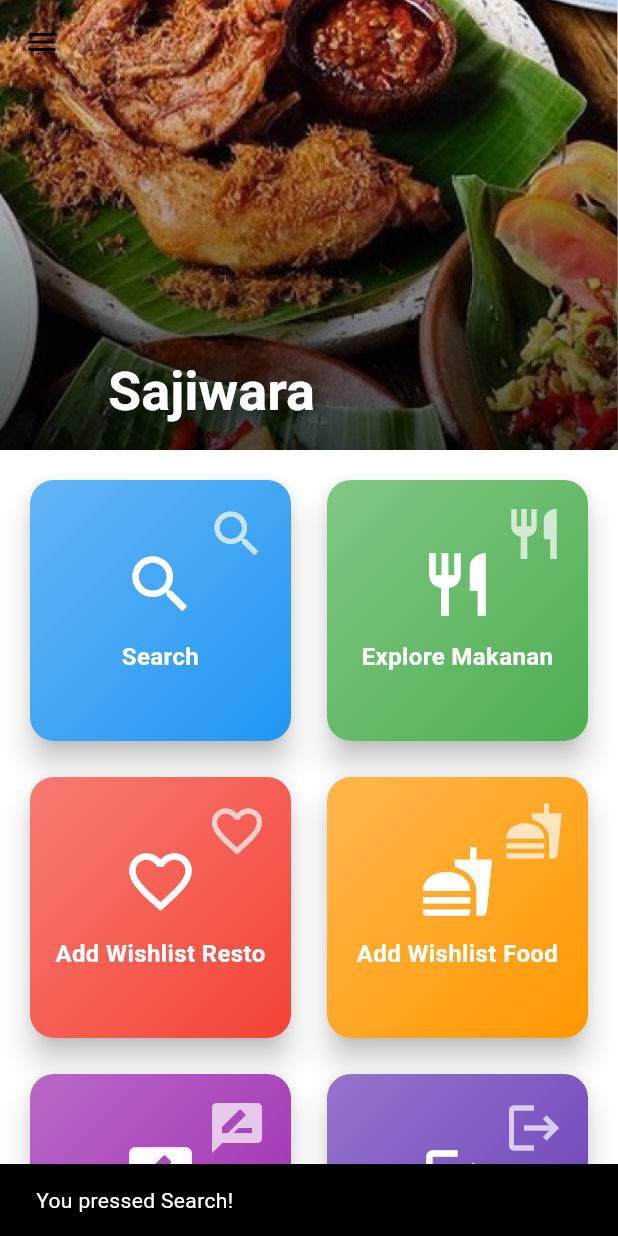
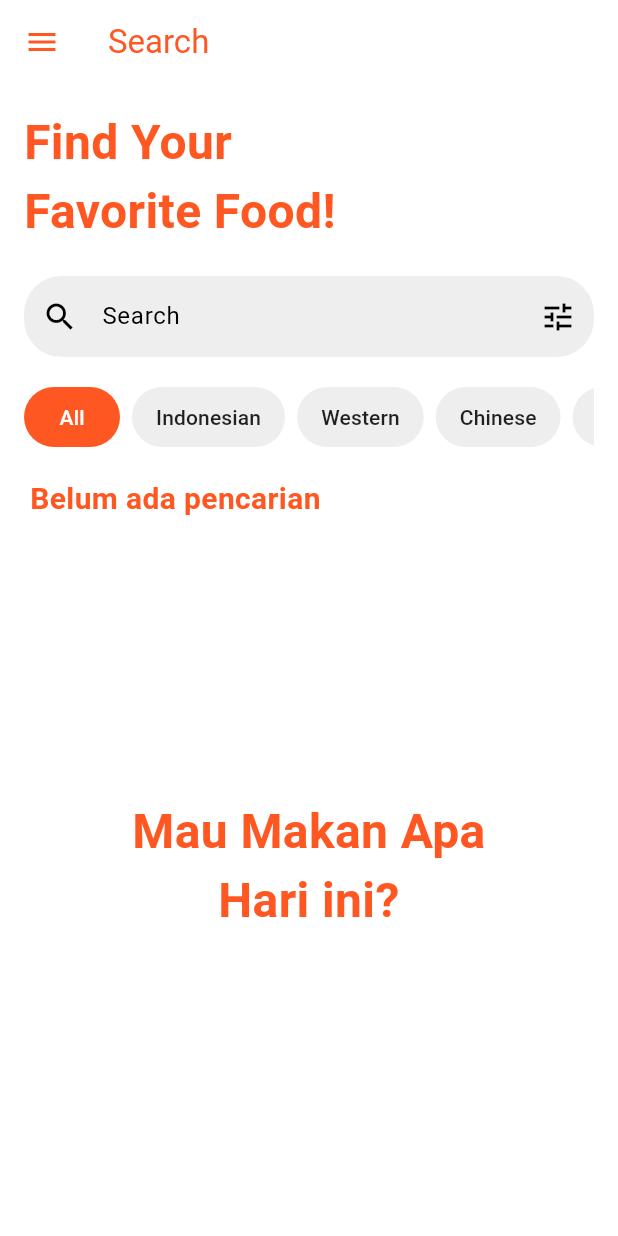
Before and after one commit to Sajiwara/sajiwara-mobile, a Flutter app: the ReviewPage screen opened directly, after a tap on the "menu" icon, after a tap on "Beranda", after a tap on "Search", on a phone screen of 412 x 824 dp. Run offline on Flutter 3.47's test engine with Material 3 defaults, Android fonts, the phone set to English and light mode, and no system bars; drawn by our look-alikes of flutter_animate; missing offline and left inert: pbp_django_auth.

Commit message:
membuat tampilan awal & models

```diff
--- a/lib/main.dart
+++ b/lib/main.dart
@@ -3,6 +3,7 @@
 import 'package:sajiwara/screens/menu.dart';
 import 'package:pbp_django_auth/pbp_django_auth.dart';
 import 'package:provider/provider.dart';
+import 'package:sajiwara/search/screens/search_menu.dart';
 
 void main() {
   runApp(const MyApp());
@@ -27,7 +28,7 @@
           ).copyWith(secondary: Colors.deepOrange[400]),
         ),
         // home: MyHomePage(),
-        home:  MyHomePage(),
+        home:  SearchResto(),
       ),
     );
   }
--- a/lib/screens/menu.dart
+++ b/lib/screens/menu.dart
@@ -5,7 +5,7 @@ import 'package:sajiwara/widgets/left_drawer.dart';
 import 'package:sajiwara/wishlistresto/screens/menu_wishlistresto.dart';
 import 'package:sajiwara/wishlistmenu/screens/menu_wishlistmenu.dart';
 import 'package:sajiwara/review/screens/review.dart';
-
+import 'package:sajiwara/search/screens/search_menu.dart';
 class MyHomePage extends StatelessWidget {
   MyHomePage({super.key});
 
@@ -139,6 +139,14 @@ class ItemCard extends StatelessWidget {
           ),
         );
         break;
+      case "Search":
+        Navigator.push(
+          context,
+          MaterialPageRoute(
+            builder: (context) => const SearchResto(),
+          ),
+        );
+        break;
       case "Add Wishlist Food":
         Navigator.push(
           context,
--- a/lib/search/screens/search_menu.dart
+++ b/lib/search/screens/search_menu.dart
@@ -1,159 +1,141 @@
 import 'package:flutter/material.dart';
+import 'package:sajiwara/widgets/left_drawer.dart';
 
-class SearchFoodPage extends StatelessWidget {
-  const SearchFoodPage({super.key});
+class SearchResto extends StatefulWidget {
+  const SearchResto({super.key});
+
+  @override
+  State<SearchResto> createState() => _SearchRestoPageState();
+}
+
+class _SearchRestoPageState extends State<SearchResto> {
+  int _selectedIndex = 0;
+  final GlobalKey<ScaffoldState> _scaffoldKey = GlobalKey<ScaffoldState>();
 
   @override
   Widget build(BuildContext context) {
     return Scaffold(
-      body: SafeArea(
-        child: Padding(
-          padding: const EdgeInsets.symmetric(horizontal: 24.0),
-          child: Column(
-            crossAxisAlignment: CrossAxisAlignment.start,
-            children: [
-              // Top Icon
-              Column(
-                children: [
-                  Image.asset(
-                    "assets/icon.png",
-                    width: 27,
-                    height: 15,
-                  ),
-                ],
+      key: _scaffoldKey,
+      drawer: const LeftDrawer(),
+      appBar: AppBar(
+        leading: IconButton(
+          icon: Icon(Icons.menu, color: Colors.deepOrange),
+          onPressed: () {
+            _scaffoldKey.currentState?.openDrawer();
+          },
+        ),
+        title: const Text(
+          'Search',
+          style: TextStyle(color: Colors.deepOrange),
+        ),
+        backgroundColor: Colors.white,
+        elevation: 0,
+      ),
+      body: Padding(
+        padding: const EdgeInsets.all(16.0),
+        child: Column(
+          crossAxisAlignment: CrossAxisAlignment.start,
+          children: <Widget>[
+            Text(
+              'Find Your\nFavorite Food!',
+              style: TextStyle(
+                fontSize: 32,
+                fontWeight: FontWeight.bold,
+                color: Colors.deepOrange,
               ),
-
-              // Search Text
-              const Text(
-                "Search",
-                style: TextStyle(
-                  fontSize: 20,
-                  fontWeight: FontWeight.w700,
+            ),
+            const SizedBox(height: 20),
+            Container(
+              decoration: BoxDecoration(
+                color: Colors.grey[200],
+                borderRadius: BorderRadius.circular(25),
+              ),
+              child: TextField(
+                decoration: InputDecoration(
+                  hintText: 'Search',
+                  prefixIcon: Icon(Icons.search),
+                  suffixIcon: Icon(Icons.tune),
+                  border: InputBorder.none,
+                  contentPadding: EdgeInsets.symmetric(horizontal: 20, vertical: 15),
                 ),
               ),
-
-              // Find Food Text
-              const Text(
-                "Find Your\nFavorite Food!",
-                style: TextStyle(
-                  fontSize: 35.83,
-                  fontWeight: FontWeight.w700,
+            ),
+            const SizedBox(height: 20),
+            Container(
+              height: 40,
+              child: SingleChildScrollView(
+                scrollDirection: Axis.horizontal,
+                child: Row(
+                  children: <Widget>[
+                    _categoryButton('All', 0),
+                    const SizedBox(width: 8),
+                    _categoryButton('Indonesian', 1),
+                    const SizedBox(width: 8),
+                    _categoryButton('Western', 2),
+                    const SizedBox(width: 8),
+                    _categoryButton('Chinese', 3),
+                    const SizedBox(width: 8),
+                    _categoryButton('Middle Eastern', 4),
+                    const SizedBox(width: 8),
+                    _categoryButton('Japanese', 5),
+                  ],
                 ),
               ),
-
-              // Indonesian Text
-              const Text(
-                "Mau Makan Apa\nHari ini?",
+            ),
+            const SizedBox(height: 20),
+            Padding(
+              padding: const EdgeInsets.only(left: 4.0),
+              child: Text(
+                'Belum ada pencarian',
                 style: TextStyle(
-                  fontSize: 35.83,
-                  fontWeight: FontWeight.w700,
+                  color: Colors.deepOrange,
+                  fontSize: 20,
+                  fontWeight: FontWeight.bold,
                 ),
               ),
-
-              // Search Bar
-              Stack(
+            ),
+            Expanded(
+              child: Column(
+                mainAxisAlignment: MainAxisAlignment.center,
                 children: [
-                  Container(
-                    width: 343.84,
-                    height: 41,
-                    decoration: BoxDecoration(
-                      borderRadius: BorderRadius.circular(30),
-                      color: const Color(0xffc9c9c9),
-                    ),
-                  ),
-                  Positioned(
-                    left: 16,
-                    top: 12,
-                    child: Row(
-                      children: [
-                        Image.asset(
-                          "assets/Icon.png",
-                          width: 13.23,
-                          height: 13.23,
-                        ),
-                        const SizedBox(width: 8),
-                        const Text(
-                          "Search",
-                          style: TextStyle(
-                            fontSize: 17.65,
-                            fontWeight: FontWeight.w700,
-                          ),
-                        ),
-                      ],
+                  SizedBox(
+                    width: double.infinity, // Make the container full width
+                    child: Text(
+                      'Mau Makan Apa\nHari ini?',
+                      textAlign: TextAlign.center,
+                      style: TextStyle(
+                        color: Colors.deepOrange,
+                        fontSize: 32,
+                        fontWeight: FontWeight.bold,
+                      ),
                     ),
                   ),
                 ],
               ),
-
-              const SizedBox(height: 20),
-
-              // Category List
-              SingleChildScrollView(
-                scrollDirection: Axis.horizontal,
-                child: Row(
-                  children: [
-                    _buildCategoryItem("All"),
-                    _buildCategoryItem("Chinese"),
-                    _buildCategoryItem("Western"),
-                    _buildCategoryItem("Indonesian"),
-                  ],
-                ),
-              ),
-
-              const SizedBox(height: 20),
-
-              // No Search Text
-              const Center(
-                child: Text(
-                  "Belum ada pencarian",
-                  style: TextStyle(
-                    fontSize: 20,
-                    fontWeight: FontWeight.w700,
-                  ),
-                ),
-              ),
-
-              // Bottom Icons
-              Row(
-                mainAxisAlignment: MainAxisAlignment.center,
-                children: [
-                  Image.asset(
-                    "assets/tone.png",
-                    width: 16,
-                    height: 18,
-                  ),
-                  const SizedBox(width: 8),
-                  Image.asset(
-                    "assets/shape.png",
-                    width: 16,
-                    height: 18,
-                  ),
-                ],
-              ),
-            ],
-          ),
+            ),
+          ],
         ),
       ),
     );
   }
 
-  Widget _buildCategoryItem(String text) {
-    return Padding(
-      padding: const EdgeInsets.only(right: 12.0),
-      child: Container(
-        padding: const EdgeInsets.symmetric(horizontal: 16, vertical: 8),
-        decoration: BoxDecoration(
+  Widget _categoryButton(String title, int index) {
+    return ElevatedButton(
+      onPressed: () {
+        setState(() {
+          _selectedIndex = index;
+        });
+      },
+      style: ElevatedButton.styleFrom(
+        foregroundColor: _selectedIndex == index ? Colors.white : Colors.black87,
+        backgroundColor: _selectedIndex == index ? Colors.deepOrange : Colors.grey[200],
+        elevation: 0,
+        shape: RoundedRectangleBorder(
           borderRadius: BorderRadius.circular(20),
-          border: Border.all(color: Colors.grey),
         ),
-        child: Text(
-          text,
-          style: const TextStyle(
-            fontSize: 16,
-            fontWeight: FontWeight.w700,
-          ),
-        ),
+        padding: EdgeInsets.symmetric(horizontal: 16, vertical: 8),
       ),
+      child: Text(title),
     );
   }
 }
--- a/lib/widgets/left_drawer.dart
+++ b/lib/widgets/left_drawer.dart
@@ -1,5 +1,6 @@
 import 'package:flutter/material.dart';
 import 'package:sajiwara/screens/menu.dart';
+import 'package:sajiwara/search/screens/search_menu.dart';
 import 'package:sajiwara/tipemakanan/screens/makananlist.dart';
 import 'package:sajiwara/wishlistresto/screens/menu_wishlistresto.dart';
 import 'package:sajiwara/wishlistmenu/screens/menu_wishlistmenu.dart';
@@ -62,7 +63,12 @@ class LeftDrawer extends StatelessWidget {
                     context: context,
                     icon: Icons.search,
                     text: 'Pencarian',
-                    onTap: () => _showStyledSnackBar(context, 'Menu Pencarian'),
+                    onTap: () => Navigator.push(
+                      context,
+                      MaterialPageRoute(
+                        builder: (context) => const SearchResto(),
+                      ),
+                    ),
                   ),
                   _buildDrawerItem(
                     context: context,
```
